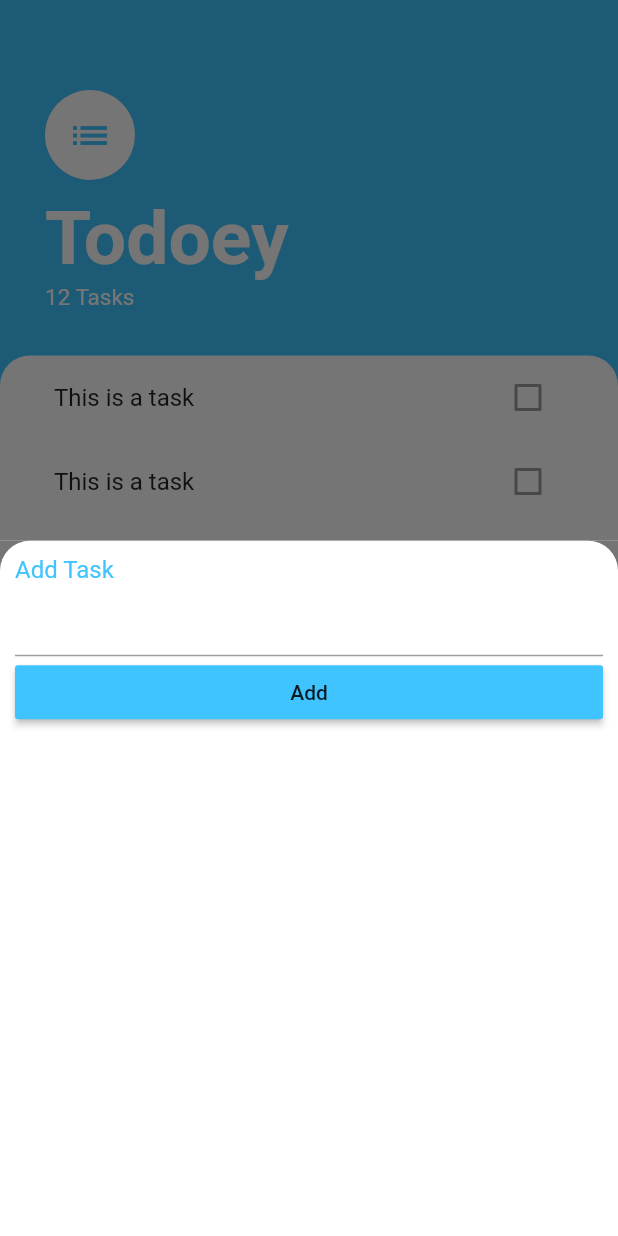
After one commit to ortizen/todoey, a Flutter app: the screen it shows after launch, after a tap on the "add" icon, on a phone screen of 412 x 824 dp. The commit adds this screen. Run offline on Flutter 3.47's test engine with Material 2 defaults, Android fonts, the phone set to English and light mode, and no system bars.

Commit message:
Before challenge

```diff
--- /dev/null
+++ b/lib/screens/add_task_screen.dart
@@ -0,0 +1,47 @@
+import 'package:flutter/material.dart';
+
+class AddTaskScreen extends StatelessWidget {
+  @override
+  Widget build(BuildContext context) {
+    return Container(
+      color: Color(0XFF757575),
+      child: Container(
+        decoration: BoxDecoration(
+          color: Colors.white,
+          borderRadius: BorderRadius.only(
+            topLeft: Radius.circular(20.0),
+            topRight: Radius.circular(20.0),
+          ),
+        ),
+        child: Center(
+          child: Padding(
+            padding: const EdgeInsets.all(10.0),
+            child: Column(
+              crossAxisAlignment: CrossAxisAlignment.stretch,
+              children: <Widget>[
+                Text(
+                  'Add Task',
+                  style: TextStyle(
+                    color: Colors.lightBlueAccent,
+                    fontSize: 16,
+                  ),
+                ),
+                TextField(
+                  decoration: InputDecoration(
+                    fillColor: Colors.white,
+                    enabled: true,
+                  ),
+                ),
+                MaterialButton(
+                  onPressed: () {},
+                  color: Colors.lightBlueAccent,
+                  child: Text('Add'),
+                ),
+              ],
+            ),
+          ),
+        ),
+      ),
+    );
+  }
+}
--- a/lib/screens/task_screen.dart
+++ b/lib/screens/task_screen.dart
@@ -1,12 +1,17 @@
 import 'package:flutter/material.dart';
+import 'package:todoey_app/screens/add_task_screen.dart';
 import 'package:todoey_app/widgets/tasks_list.dart';
+import 'package:todoey_app/screens/task_screen.dart';
 
 class TaskScreen extends StatelessWidget {
+
   @override
   Widget build(BuildContext context) {
     return Scaffold(
       floatingActionButton: FloatingActionButton(
-        onPressed: null,
+        onPressed: (){
+          showModalBottomSheet(context: context, builder: (context) => AddTaskScreen());
+        },
         backgroundColor: Colors.lightBlueAccent,
         child: Icon(Icons.add),
       ),
```
